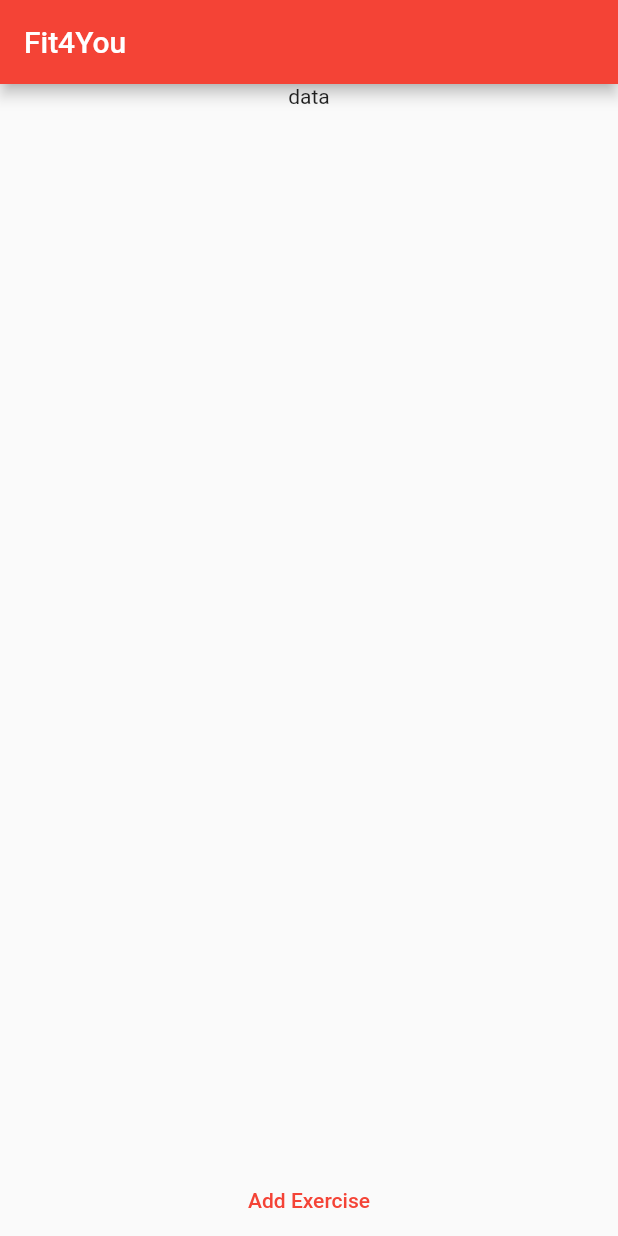
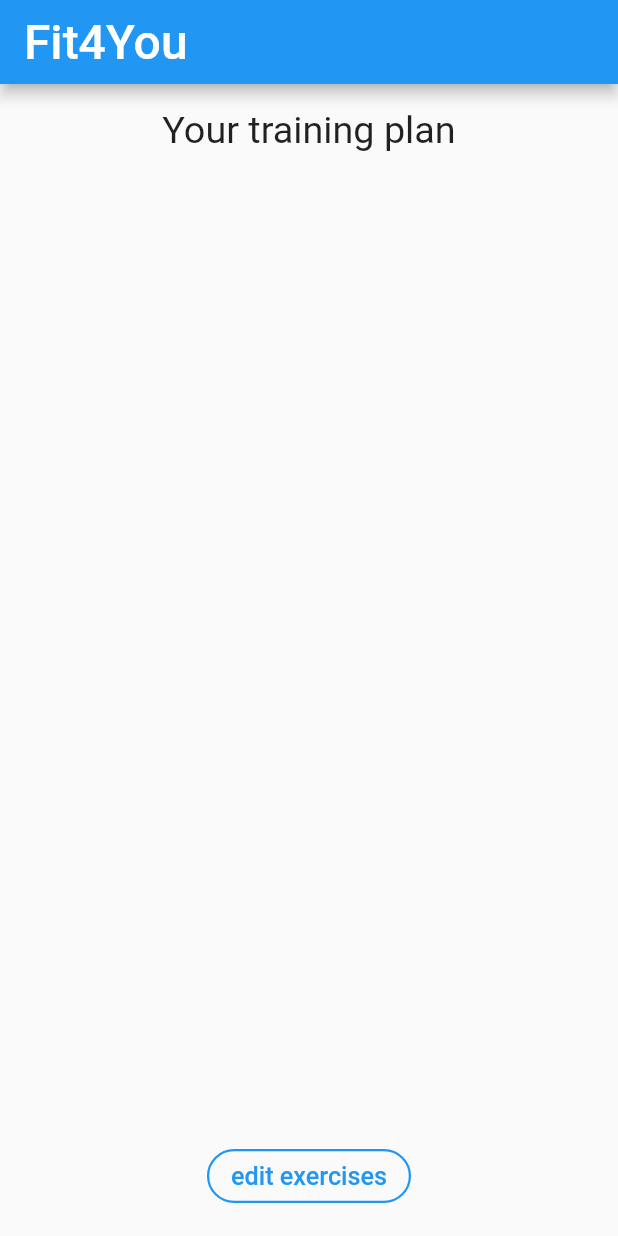
Before and after one commit to TorbenStriegel/Fit4You-FitnessApp, a Flutter app: the screen it shows after launch, on a phone screen of 412 x 824 dp. Run offline on Flutter 3.47's test engine with Material 2 defaults, Android fonts, the phone set to English and light mode, and no system bars.

Commit message:
Design main

```diff
--- a/lib/main.dart
+++ b/lib/main.dart
@@ -12,9 +12,9 @@ class MyApp extends StatelessWidget {
     return Configuration(
       exercisePersonal: [],
       child: MaterialApp(
-          title: 'Flutter Demo',
+          title: 'Fit4You',
           theme: ThemeData(
-            primarySwatch: Colors.red,
+            primarySwatch: Colors.blue,
           ),
           home: firstPageExerciseGenerator()),
     );
@@ -33,19 +33,27 @@ class _ExerciseName extends State<firstPageExerciseGenerator> {
   Widget build(BuildContext context) {
     return Scaffold(
         appBar: AppBar(
-          title: Text('Fit4You'),
+          title: Text(textScaleFactor: 1.6,'Fit4You'),
         ),
-        body: Column(
-          mainAxisAlignment: MainAxisAlignment.spaceBetween,
+        body: Padding(
+          padding: const EdgeInsets.all(16),
+          child: Column(
+            mainAxisAlignment: MainAxisAlignment.center,
             children: [
-            Text("data"),
+              Text(textScaleFactor: 1.8,"Your training plan"),
               Flexible(child: _buildPersonalExercisesList()),
-            TextButton(
+            OutlinedButton(
               onPressed: () {
                 _addExercise();
               },
-                child: Text("Add Exercise"))
+              style: ButtonStyle(
+                side:MaterialStateProperty.all(BorderSide(width: 1.5,color: Colors.blue)),
+                  shape: MaterialStateProperty.all(RoundedRectangleBorder(borderRadius: BorderRadius.circular(30.0)),
+                )),
+                child: Text(textScaleFactor: 1.2,"edit exercises"),
+            ),
             ],
+          ),
         ));
   }
 
```
Lines whose indentation alone changed are shown as unchanged.
